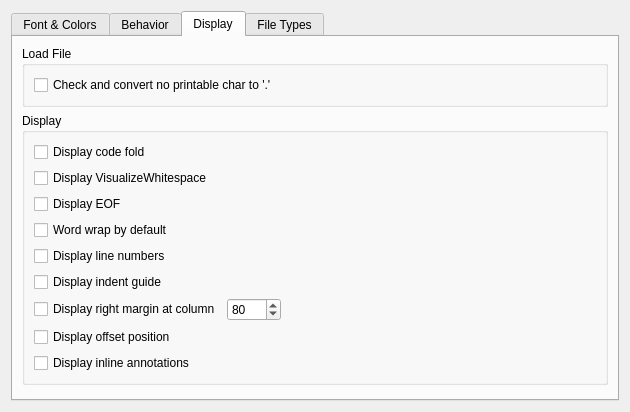
visualfc/liteide, file liteidex/src/plugins/liteeditor/liteeditoroption.ui: the form before one commit.
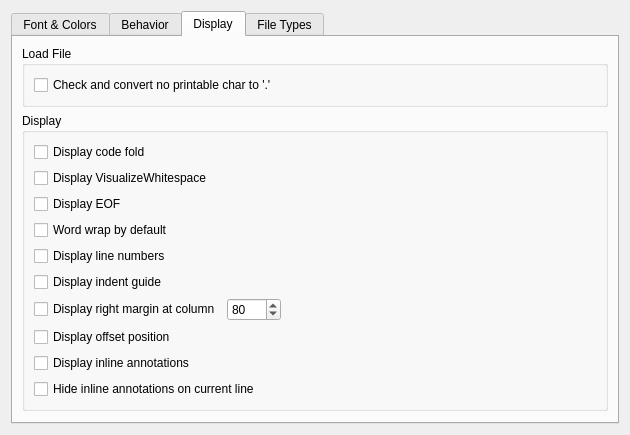
The form after the commit.

Patch:
```diff
--- a/liteidex/src/plugins/liteeditor/liteeditoroption.ui
+++ b/liteidex/src/plugins/liteeditor/liteeditoroption.ui
@@ -7,7 +7,7 @@
     <x>0</x>
     <y>0</y>
     <width>630</width>
-    <height>412</height>
+    <height>413</height>
    </rect>
   </property>
   <property name="windowTitle">
@@ -517,6 +517,13 @@
             </property>
            </widget>
           </item>
+          <item>
+           <widget class="QCheckBox" name="hideAnnotationsCurrentCheckBox">
+            <property name="text">
+             <string>Hide inline annotations on current line</string>
+            </property>
+           </widget>
+          </item>
          </layout>
         </widget>
        </item>
```
Left out of the diff: 19 changed lines with no effect on the pictures.
